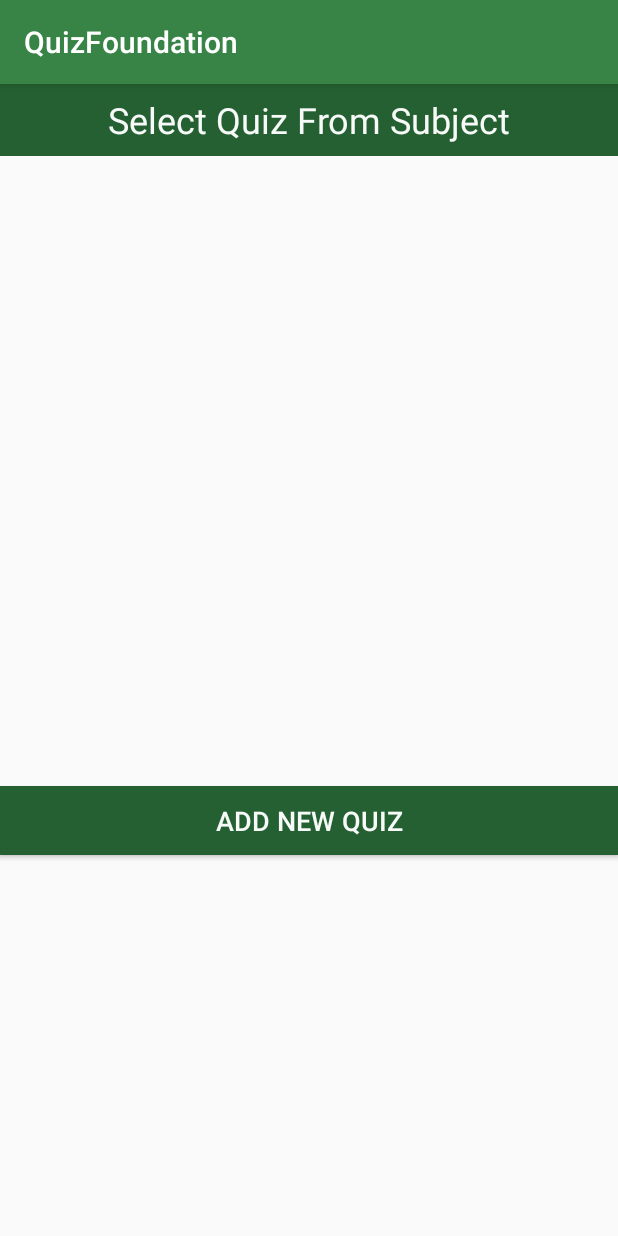
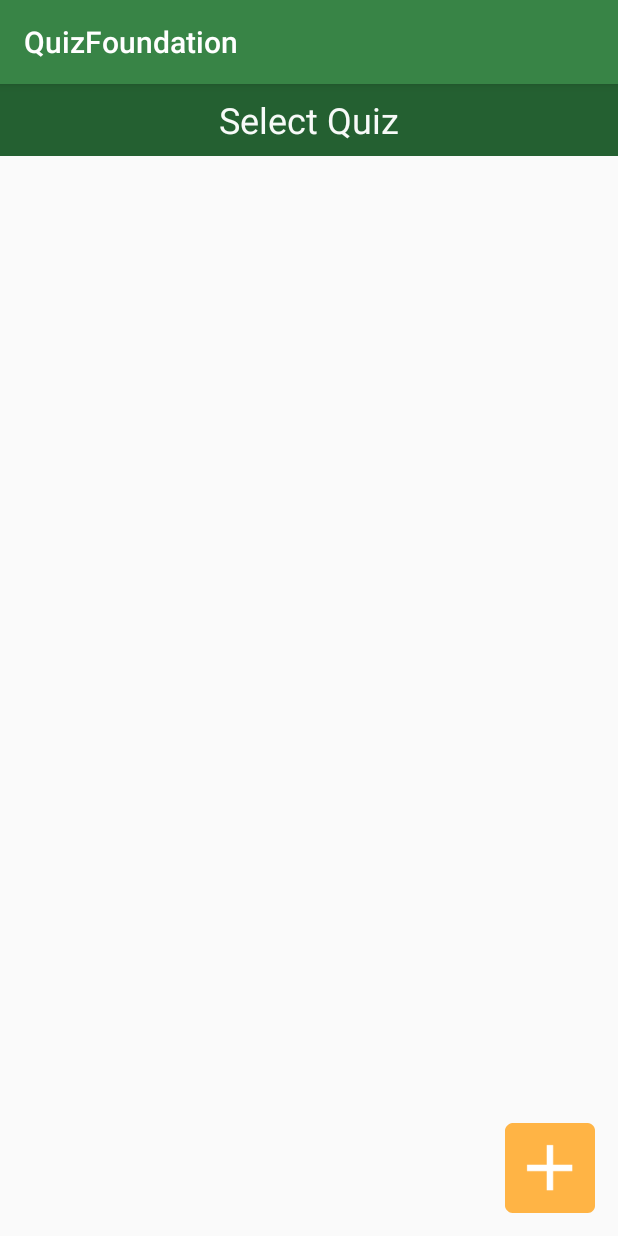
Before and after one commit to TeamTBA/csci3033FInalProject, an Android app: the screen it shows after launch (QuizSelector), on a phone screen of 412 x 824 dp. Run offline under Robolectric (Android 15) with nearby library versions, the phone set to English and light mode, and no system bars.

Commit message:
changed add quiz button to androidier +button in bottom right

```diff
--- a/QuizFoundation/app/src/main/java/com/teamtba/quizfoundation/QuizSelector.java
+++ b/QuizFoundation/app/src/main/java/com/teamtba/quizfoundation/QuizSelector.java
@@ -13,6 +13,7 @@ import com.teamtba.quizfoundation.ExpandableListAdapter;
 
 import android.widget.Button;
 import android.widget.ExpandableListView;
+import android.widget.ImageButton;
 import android.widget.Toast;
 
 import java.util.ArrayList;
@@ -35,7 +36,7 @@ public class QuizSelector extends AppCompatActivity implements View.OnClickListe
     String selectedQuiz;
 
     //initialize
-    Button addNewQuiz;
+    ImageButton addNewQuiz;
 
     @Override
     protected void onCreate(Bundle savedInstanceState) {
--- a/QuizFoundation/app/src/main/res/layout/activity_quiz_selector.xml
+++ b/QuizFoundation/app/src/main/res/layout/activity_quiz_selector.xml
@@ -1,5 +1,5 @@
 <?xml version="1.0" encoding="utf-8"?>
-<LinearLayout xmlns:android="http://schemas.android.com/apk/res/android"
+<FrameLayout xmlns:android="http://schemas.android.com/apk/res/android"
     xmlns:app="http://schemas.android.com/apk/res-auto"
     xmlns:tools="http://schemas.android.com/tools"
     android:orientation="vertical"
@@ -7,35 +7,39 @@
     android:layout_height="match_parent"
     tools:context=".QuizSelector">
 
+    <LinearLayout
+        android:layout_width="match_parent"
+        android:layout_height="match_parent"
+        android:orientation="vertical">
+
         <TextView
             android:id="@+id/topText"
             android:layout_width="match_parent"
             android:layout_height="48dp"
             android:background="@color/colorPrimaryDark"
             android:gravity="center_vertical"
-        android:text="Select Quiz From Subject"
+            android:text="@string/select_quiz_msg"
             android:textAlignment="center"
             android:textAppearance="@style/TextAppearance.AppCompat"
             android:textColor="@color/answerButtonText"
             android:textSize="24sp"
             android:typeface="normal" />
 
-
         <ExpandableListView
             android:id="@+id/quizSelectorList"
             app:layout_constraintTop_toBottomOf="@+id/topText"
             android:layout_width="match_parent"
-        android:layout_height="400dp"
-        android:layout_margin="10dp"></ExpandableListView>
+            android:layout_height="match_parent"
+            android:layout_margin="10dp" />
 
-    <Button
+    </LinearLayout>
+
+    <ImageButton
         android:id="@+id/addNewQuizButton"
-        android:layout_width="match_parent"
-        android:layout_height="46dp"
-        android:background="@color/colorPrimaryDark"
-        android:gravity="center_vertical"
-        android:text="Add New Quiz"
-        android:textAlignment="center"
-        android:textColor="@color/answerButtonText"
-        android:textSize="18sp" />
-</LinearLayout>
+        android:layout_width="60dp"
+        android:layout_height="60dp"
+        android:layout_gravity="bottom|end"
+        android:layout_margin="15dp"
+        android:background="@mipmap/add_question_icon_round"/>
+
+</FrameLayout>
--- a/QuizFoundation/app/src/main/res/values/strings.xml
+++ b/QuizFoundation/app/src/main/res/values/strings.xml
@@ -14,6 +14,8 @@
         <item>Other</item>
     </string-array>
 
+    <string name="select_quiz_msg">Select Quiz</string>
+
     <string name="new_question_text">Text</string>
     <string name="new_question_choices">Choices</string>
     <string name="new_question_add">Add</string>
```
Lines whose indentation alone changed are shown as unchanged.
